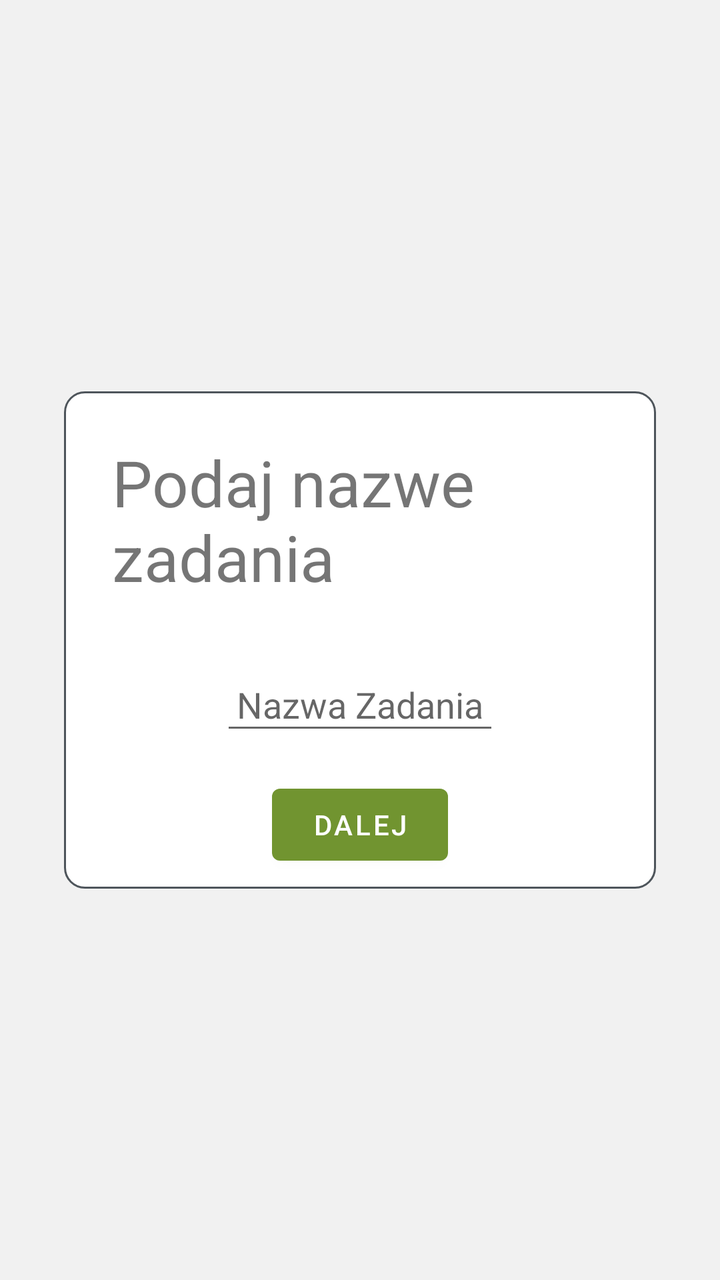
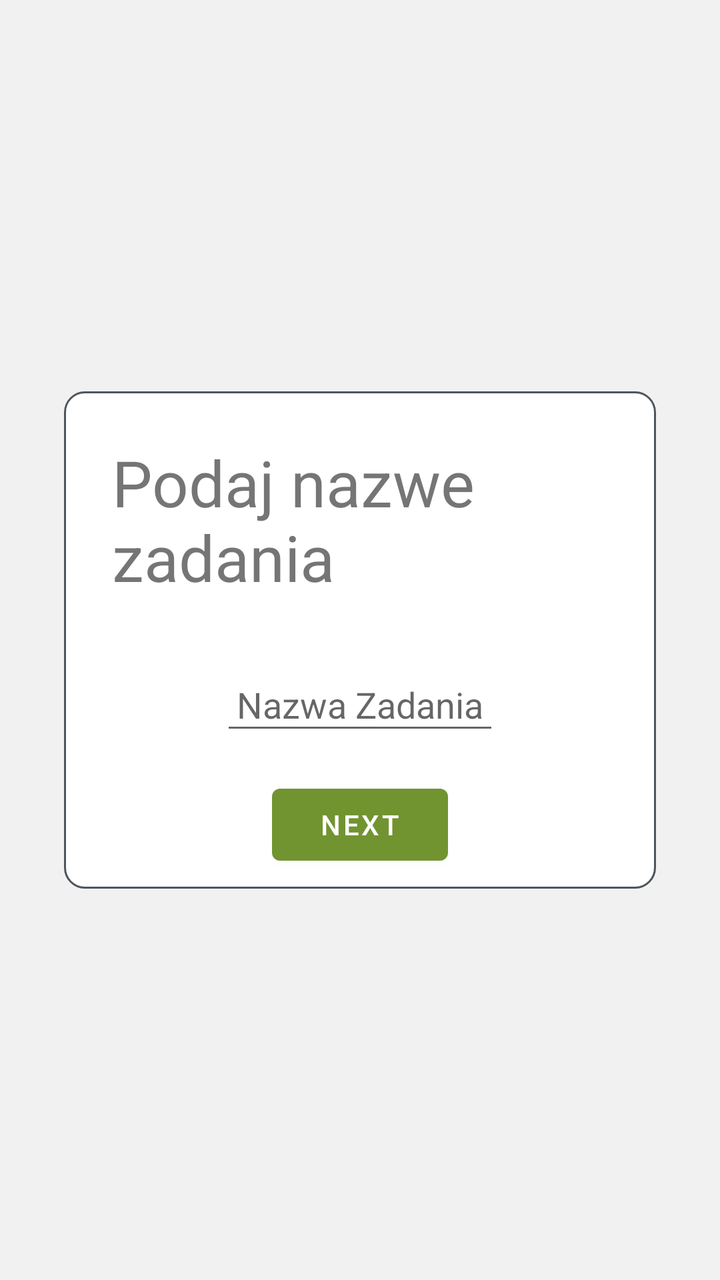

Compare the two renders of this Android layout. The source of the first and the diff that turns it into the second are given below.
<!-- AndroidManifest.xml: application theme AppTheme -->
<!-- res/layout/fragment_creator_task_name.xml -->
<?xml version="1.0" encoding="utf-8"?>
<layout xmlns:android="http://schemas.android.com/apk/res/android"
    xmlns:app="http://schemas.android.com/apk/res-auto"
    xmlns:tools="http://schemas.android.com/tools">

    <data>

        <variable
            name="viewModel"
            type="eu.agribot.agribotapp.ui.fragment.taskcreator.taskname.CreatorTaskNameViewModel" />
    </data>

    <androidx.constraintlayout.widget.ConstraintLayout
        android:layout_width="match_parent"
        android:layout_height="match_parent"
        android:background="#f1f1f1">


        <LinearLayout
            android:layout_width="match_parent"
            android:layout_height="wrap_content"
            android:layout_margin="@dimen/margin_xxlarge"
            android:layout_marginStart="32dp"
            android:layout_marginEnd="32dp"
            android:background="@drawable/rounded_corner_layout"
            android:gravity="center"
            android:orientation="vertical"
            app:layout_constraintBottom_toBottomOf="parent"
            app:layout_constraintEnd_toEndOf="parent"
            app:layout_constraintStart_toStartOf="parent"
            app:layout_constraintTop_toTopOf="parent">


            <TextView
                android:layout_width="wrap_content"
                android:layout_height="wrap_content"
                android:layout_gravity="center"
                android:layout_margin="@dimen/margin_xlarge"
                android:text="Podaj nazwe zadania"
                android:textSize="@dimen/margin_xxlarge" />


            <EditText
                android:layout_width="wrap_content"
                android:layout_height="wrap_content"
                android:layout_gravity="center"
                android:layout_margin="@dimen/margin_medium"
                android:hint="Nazwa Zadania"
                android:onTextChanged="@{(text, start, before, count) -> viewModel.onTaskNameChanged(text)}"
                android:padding="@dimen/margin_medium" />


            <com.google.android.material.button.MaterialButton
                android:layout_width="wrap_content"
                android:layout_height="wrap_content"
                android:layout_gravity="center"
                android:layout_margin="@dimen/margin_medium"
                android:onClick="@{()-> viewModel.onNextButtonClicked()}"
                android:text="Dalej"
                android:textSize="@dimen/text_size_medium" />


        </LinearLayout>

    </androidx.constraintlayout.widget.ConstraintLayout>
</layout>
<!-- resources referenced by this layout -->
<resources>
  <dimen name="margin_medium">8dp</dimen>
  <dimen name="margin_xlarge">24dp</dimen>
  <dimen name="margin_xxlarge">32dp</dimen>
  <dimen name="text_size_medium">14sp</dimen>
  <!-- drawable rounded_corner_layout (drawable-mdpi) -->
  <?xml version="1.0" encoding="utf-8"?>
  <shape xmlns:android="http://schemas.android.com/apk/res/android">
  
      <solid android:color="@android:color/white"/>
      <corners android:radius="10dp"/>
      <stroke
          android:width="1dp"
          android:color="@color/gray" />
  
  </shape>
  <style name="AppTheme" parent="Theme.MaterialComponents.Light.DarkActionBar">
          
          <item name="colorPrimary">@color/colorPrimary</item>
          <item name="colorPrimaryDark">@color/colorPrimaryDark</item>
          <item name="colorAccent">@color/colorAccent</item>
      </style>
  <color name="gray">#4E555B</color>
  <color name="colorPrimary">@color/base_green</color>
  <color name="colorPrimaryDark">@color/base_green_darker</color>
  <color name="colorAccent">@color/gray</color>
  <color name="base_green">#719430</color>
  <color name="base_green_darker">#426600</color>
</resources>

<!-- the commit's change to res/layout/fragment_creator_task_name.xml (unified diff, before → after) -->
@@ -36,7 +36,7 @@
                 android:layout_height="wrap_content"
                 android:layout_gravity="center"
                 android:layout_margin="@dimen/margin_xlarge"
-                android:text="Podaj nazwe zadania"
+                android:text="@string/type_task_name"
                 android:textSize="@dimen/margin_xxlarge" />
 
 
@@ -45,7 +45,7 @@
                 android:layout_height="wrap_content"
                 android:layout_gravity="center"
                 android:layout_margin="@dimen/margin_medium"
-                android:hint="Nazwa Zadania"
+                android:hint="@string/task_name_text"
                 android:onTextChanged="@{(text, start, before, count) -> viewModel.onTaskNameChanged(text)}"
                 android:padding="@dimen/margin_medium" />
 
@@ -56,7 +56,7 @@
                 android:layout_gravity="center"
                 android:layout_margin="@dimen/margin_medium"
                 android:onClick="@{()-> viewModel.onNextButtonClicked()}"
-                android:text="Dalej"
+                android:text="@string/next_button"
                 android:textSize="@dimen/text_size_medium" />
 
 
<!-- resource entries referenced after the edit -->
@@ -15,6 +15,9 @@
           android:color="@color/gray" />
   
   </shape>
+  <string name="next_button">Next</string>
+  <string name="task_name_text">Nazwa Zadania</string>
+  <string name="type_task_name">Podaj nazwe zadania</string>
   <style name="AppTheme" parent="Theme.MaterialComponents.Light.DarkActionBar">
           
           <item name="colorPrimary">@color/colorPrimary</item>
